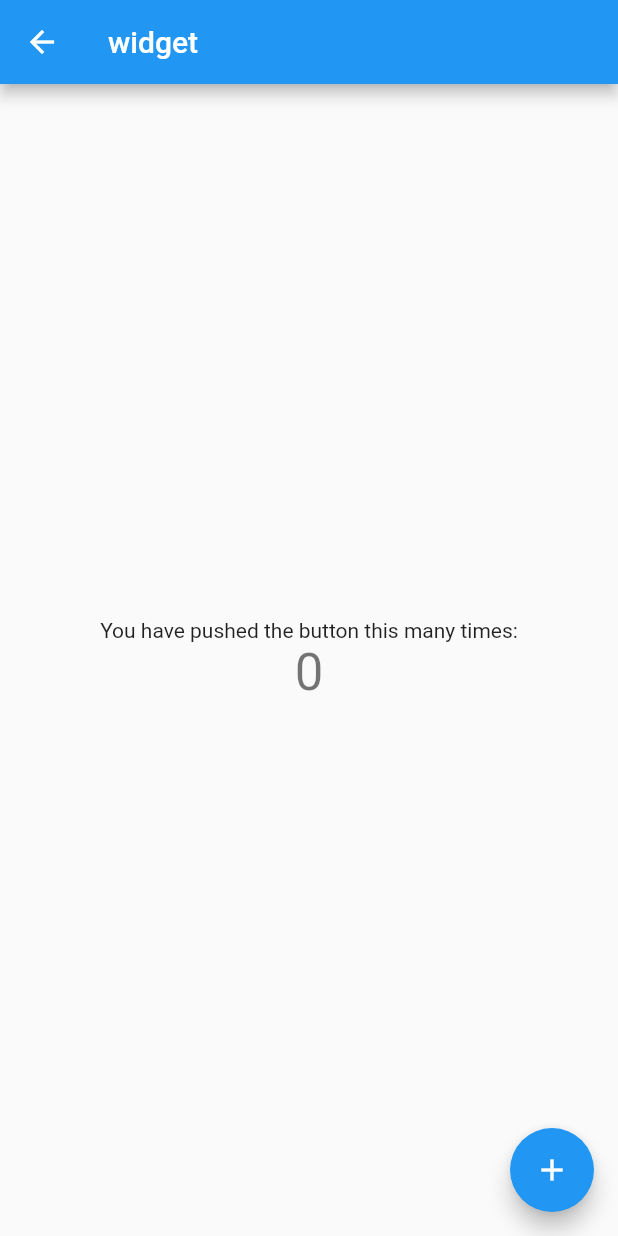
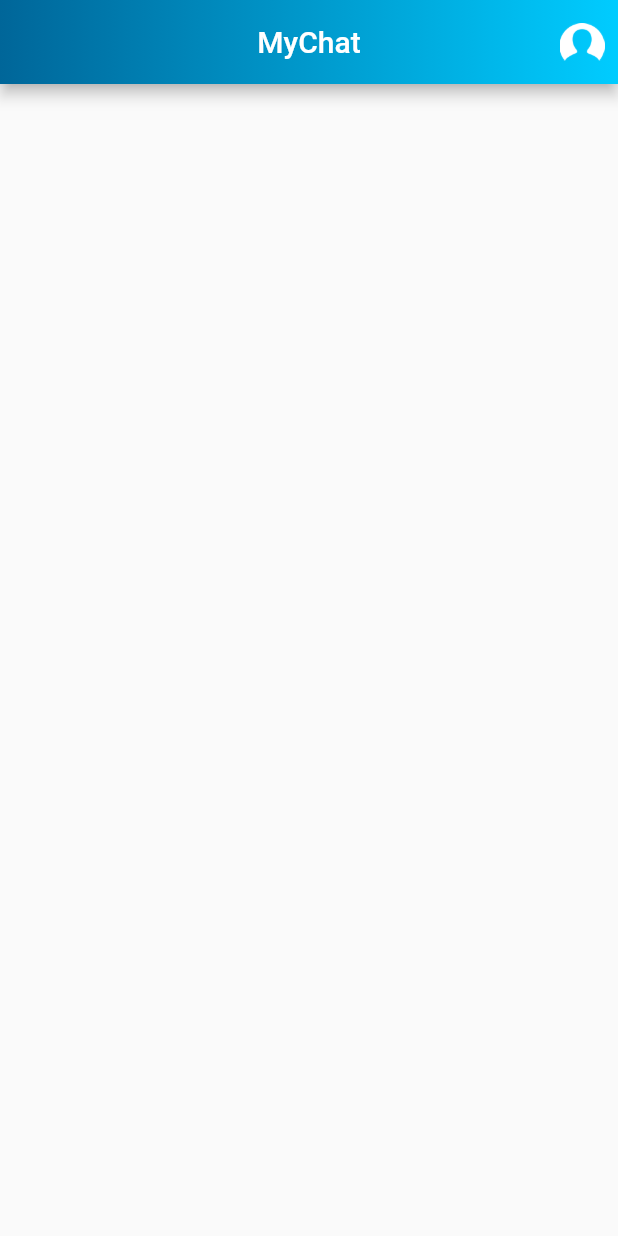
Before and after one commit to Donnwill/MyChat, a Flutter app: the HomePage screen opened directly, on a phone screen of 412 x 824 dp. Run offline on Flutter 3.47's test engine with Material 2 defaults, Android fonts, the phone set to English and light mode, and no system bars; our stand-ins replace cloud_firestore, datetime_picker_formfield, email_validator, firebase_analytics, firebase_auth, firebase_core and 3 more; accounts and stored records are empty.

Commit message:
[17] create home page appbar with user image

```diff
--- a/lib/pages/home_page.dart
+++ b/lib/pages/home_page.dart
@@ -1,84 +1,81 @@
 import 'package:flutter/material.dart';
 
 class HomePage extends StatefulWidget {
-
-  // This widget is the home page of your application. It is stateful, meaning
-  // that it has a State object (defined below) that contains fields that affect
-  // how it looks.
-
-  // This class is the configuration for the state. It holds the values (in this
-  // case the title) provided by the parent (in this case the App widget) and
-  // used by the build method of the State. Fields in a Widget subclass are
-  // always marked "final".
-
-
   @override
   _HomePageState createState() => _HomePageState();
 }
 
 class _HomePageState extends State<HomePage> {
-  int _counter = 0;
-
-  void _incrementCounter() {
-    setState(() {
-      // This call to setState tells the Flutter framework that something has
-      // changed in this State, which causes it to rerun the build method below
-      // so that the display can reflect the updated values. If we changed
-      // _counter without calling setState(), then the build method would not be
-      // called again, and so nothing would appear to happen.
-      _counter++;
-    });
+  @override
+  void initState() {
+    super.initState();
   }
 
+  PopupMenuItem popupMenuItemBuilder(IconData icon, String text, int value) {
+    return PopupMenuItem(
+      child: Row(
+        children: [
+          Padding(
+            padding: EdgeInsets.only(right: 8.0),
+            child: Icon(
+              icon,
+              color: Colors.black,
+            ),
+          ),
+          Text(text),
+        ],
+      ),
+      value: value,
+    );
+  }
+
+// Color(0xff006699), Color(0xff00ccff)
   @override
   Widget build(BuildContext context) {
-    // This method is rerun every time setState is called, for instance as done
-    // by the _incrementCounter method above.
-    //
-    // The Flutter framework has been optimized to make rerunning build methods
-    // fast, so that you can just rebuild anything that needs updating rather
-    // than having to individually change instances of widgets.
     return Scaffold(
       appBar: AppBar(
-        // Here we take the value from the MyHomePage object that was created by
-        // the App.build method, and use it to set our appbar title.
-        title: Text("widget"),
+        actions: [
+          PopupMenuButton(
+              color: Color(0xff00ccff),
+              onSelected: (value) {
+                if (value == 2) {
+                  //logOut
+                } else {
+                  //navigate to user profile page
+                }
+              },
+              elevation: 10,
+              shape: RoundedRectangleBorder(
+                side: BorderSide(
+                  color: Colors.white70,
+                  width: 2,
+                ),
+                borderRadius: BorderRadius.circular(10),
+              ),
+              icon: Image.asset(
+                "assets/default_image.png",
+                color: Colors.white,
+                width: 30,
+              ),
+              itemBuilder: (context) => [
+                    popupMenuItemBuilder(Icons.settings, "Settings", 1),
+                    popupMenuItemBuilder(Icons.logout, "LogOut", 2),
+                  ]),
+        ],
+        leading: Container(),
+        iconTheme: new IconThemeData(color: Colors.white),
+        centerTitle: true,
+        title: Text("MyChat"),
+        flexibleSpace: Container(
+          decoration: BoxDecoration(gradient: LinearGradient(colors: <Color>[Color(0xff006699), Color(0xff00ccff)])),
+        ),
       ),
       body: Center(
-        // Center is a layout widget. It takes a single child and positions it
-        // in the middle of the parent.
         child: Column(
-          // Column is also a layout widget. It takes a list of children and
-          // arranges them vertically. By default, it sizes itself to fit its
-          // children horizontally, and tries to be as tall as its parent.
-          //
-          // Invoke "debug painting" (press "p" in the console, choose the
-          // "Toggle Debug Paint" action from the Flutter Inspector in Android
-          // Studio, or the "Toggle Debug Paint" command in Visual Studio Code)
-          // to see the wireframe for each widget.
-          //
-          // Column has various properties to control how it sizes itself and
-          // how it positions its children. Here we use mainAxisAlignment to
-          // center the children vertically; the main axis here is the vertical
-          // axis because Columns are vertical (the cross axis would be
-          // horizontal).
           mainAxisAlignment: MainAxisAlignment.center,
-          children: <Widget>[
-            Text(
-              'You have pushed the button this many times:',
-            ),
-            Text(
-              '$_counter',
-              style: Theme.of(context).textTheme.headline4,
-            ),
-          ],
+          children: <Widget>[],
         ),
       ),
-      floatingActionButton: FloatingActionButton(
-        onPressed: _incrementCounter,
-        tooltip: 'Increment',
-        child: Icon(Icons.add),
-      ), // This trailing comma makes auto-formatting nicer for build methods.
     );
   }
 }
--- a/pubspec.yaml
+++ b/pubspec.yaml
@@ -72,9 +72,9 @@ flutter:
   uses-material-design: true
 
   # To add assets to your application, add an assets section, like this:
-  # assets:
-  #   - images/a_dot_burr.jpeg
-  #   - images/a_dot_ham.jpeg
+  assets:
+    - assets/default_image.png
+    # - images/a_dot_ham.jpeg
 
   # An image asset can refer to one or more resolution-specific "variants", see
   # https://flutter.dev/assets-and-images/#resolution-aware.
```
Also changed, not shown: lib/pages/loginAndRegister/login.dart (+14 -15 lines), assets/default_image.png (added).
